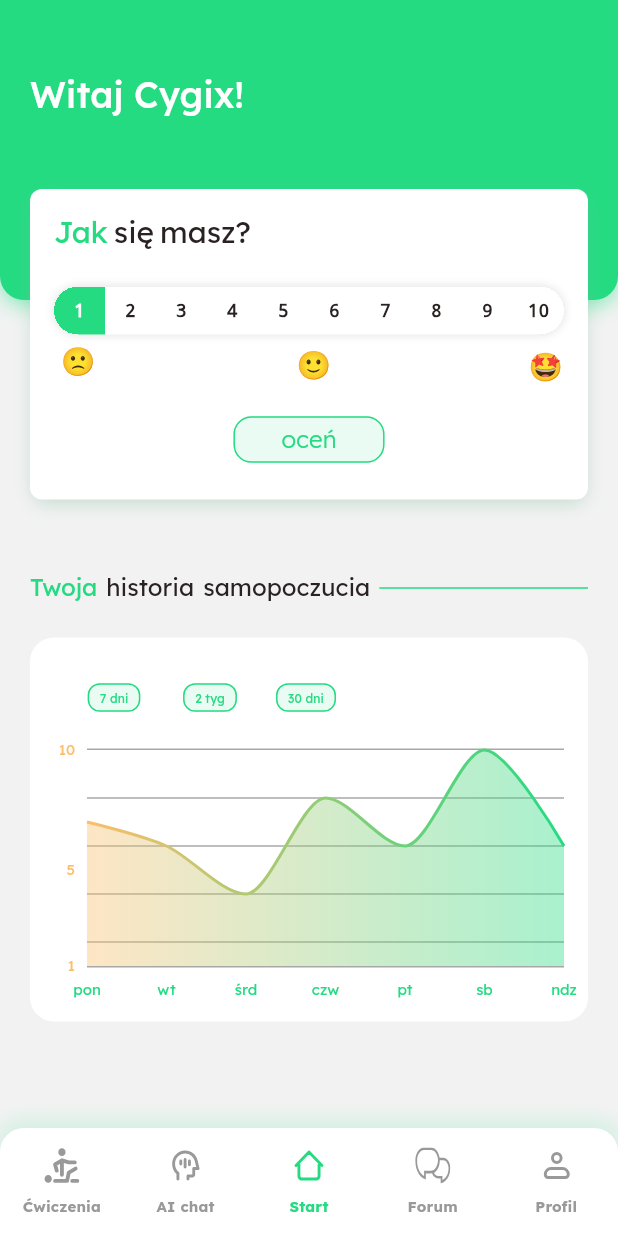
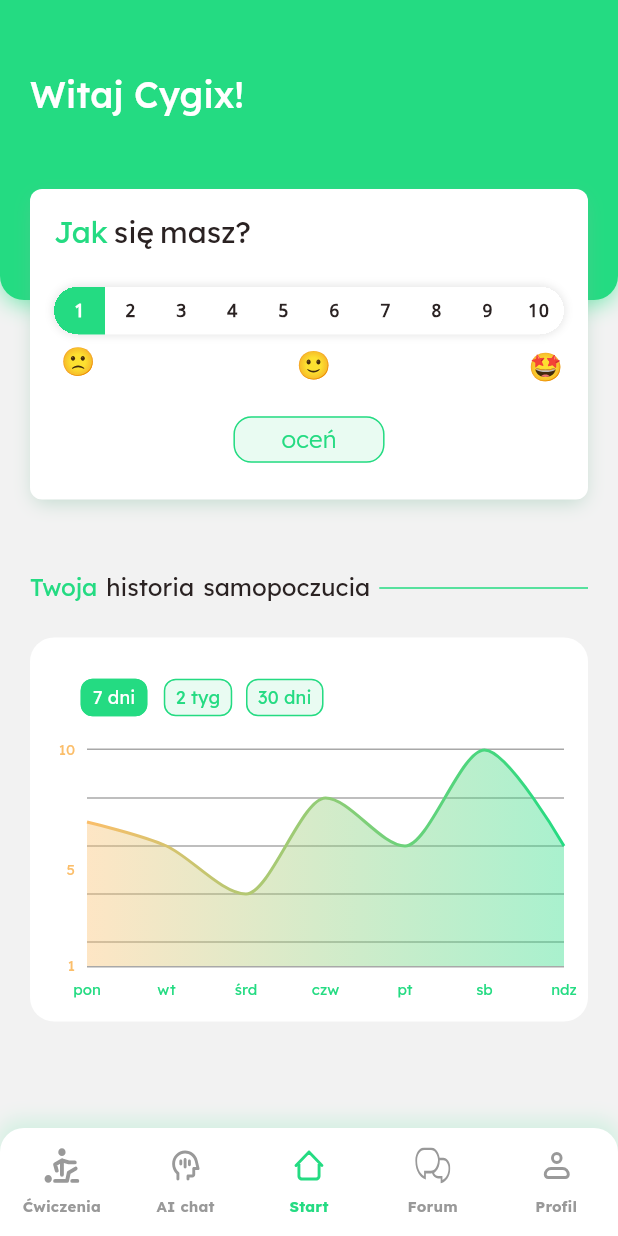
Before and after one commit to xSmilO/JakSieMasz, a Flutter app: the screen it shows after launch, on a phone screen of 412 x 824 dp. Run offline on Flutter 3.47's test engine with Material 3 defaults, Android fonts, the light colour scheme and no system bars; drawn by our look-alikes of fl_chart; our stand-ins replace flutter_svg, go_router.

Commit message:
added timespan buttons

```diff
--- a/lib/UI/Home/RateChart/rate_chart_container_widget.dart
+++ b/lib/UI/Home/RateChart/rate_chart_container_widget.dart
@@ -1,6 +1,7 @@
 import 'package:flutter/material.dart';
 import 'package:jak_sie_masz/UI/Home/RateChart/timespans_widget.dart';
 import 'package:jak_sie_masz/UI/Home/RateChart/rate_chart_widget.dart';
+import 'package:provider/provider.dart';
 
 class RateChartContainerWidget extends StatelessWidget {
   const RateChartContainerWidget({super.key});
@@ -19,7 +20,9 @@ class RateChartContainerWidget extends StatelessWidget {
         padding: const EdgeInsets.all(16.0),
         child: Column(
           children: [
-            TimespansWidget(),
+            TimespansWidget(
+              viewmodel: context.read(),
+            ),
             Expanded(child: RateChartWidget()),
           ],
         ),
--- a/lib/UI/Home/RateChart/timespan_button_widget.dart
+++ b/lib/UI/Home/RateChart/timespan_button_widget.dart
@@ -2,18 +2,29 @@ import 'package:flutter/material.dart';
 import 'package:jak_sie_masz/Styles/styles.dart';
 
 class TimespanButtonWidget extends StatelessWidget {
-  const TimespanButtonWidget({super.key, required this.label});
+  const TimespanButtonWidget(
+      {super.key,
+      required this.id,
+      required this.label,
+      required this.setId,
+      required this.selectedId});
+  final int id;
+  final int selectedId;
   final String label;
+  final Function(int id) setId;
 
   @override
   Widget build(BuildContext context) {
     return TextButton(
         onPressed: () {
           print("change chart data");
+          setId(id);
         },
         style: ButtonStyle(
             alignment: Alignment.center,
-            backgroundColor: WidgetStatePropertyAll(Styles.primaryColor100),
+            backgroundColor: WidgetStatePropertyAll(selectedId == id
+                ? Styles.primaryColor500
+                : Styles.primaryColor100),
             padding: WidgetStatePropertyAll(EdgeInsets.zero),
             shape: WidgetStatePropertyAll(
               RoundedRectangleBorder(
@@ -38,8 +49,8 @@ class TimespanButtonWidget extends StatelessWidget {
             label,
             style: TextStyle(
               fontFamily: Styles.fontFamily,
-              color: Styles.primaryColor500,
-              fontSize: 8,
+              color: selectedId == id ? Colors.white : Styles.primaryColor500,
+              fontSize: 12,
               fontWeight: FontWeight.normal,
             ),
           ),
--- a/lib/UI/Home/RateChart/timespans_widget.dart
+++ b/lib/UI/Home/RateChart/timespans_widget.dart
@@ -1,27 +1,40 @@
 import 'package:flutter/material.dart';
 import 'package:jak_sie_masz/UI/Home/RateChart/timespan_button_widget.dart';
+import 'package:jak_sie_masz/UI/Home/viewmodels/rate_chart_viewmodel.dart';
+import 'package:provider/provider.dart';
 
 class TimespansWidget extends StatelessWidget {
-  const TimespansWidget({super.key});
+  const TimespansWidget({super.key, required this.viewmodel});
+  final RateChartViewmodel viewmodel;
 
   @override
   Widget build(BuildContext context) {
     return Padding(
         padding: const EdgeInsets.symmetric(horizontal: 16),
-      child: Row(
-        spacing: 16,
+        child: Consumer<RateChartViewmodel>(
+          builder: (context, value, child) => Row(
+            spacing: 8,
             children: [
               TimespanButtonWidget(
+                id: 0,
+                setId: value.setTimespan,
+                selectedId: value.activeTimespanId,
                 label: '7 dni',
               ),
               TimespanButtonWidget(
+                id: 1,
+                selectedId: value.activeTimespanId,
+                setId: value.setTimespan,
                 label: '2 tyg',
               ),
               TimespanButtonWidget(
+                id: 2,
+                selectedId: value.activeTimespanId,
+                setId: value.setTimespan,
                 label: '30 dni',
               ),
             ],
           ),
-    );
+        ));
   }
 }
--- /dev/null
+++ b/lib/UI/Home/viewmodels/rate_chart_viewmodel.dart
@@ -0,0 +1,10 @@
+import 'package:flutter/material.dart';
+
+class RateChartViewmodel extends ChangeNotifier {
+  int activeTimespanId = 0;
+
+  void setTimespan(int id) {
+    activeTimespanId = id;
+    notifyListeners();
+  }
+}
--- a/lib/main.dart
+++ b/lib/main.dart
@@ -3,6 +3,7 @@ import 'package:jak_sie_masz/Data/navigation_service.dart';
 import 'package:jak_sie_masz/Data/rate_slider_repository.dart';
 import 'package:jak_sie_masz/Data/user_repository.dart';
 import 'package:jak_sie_masz/Styles/styles.dart';
+import 'package:jak_sie_masz/UI/Home/viewmodels/rate_chart_viewmodel.dart';
 import 'package:jak_sie_masz/UI/Home/viewmodels/rate_slider_viewmodel.dart';
 import 'package:jak_sie_masz/UI/Profile/viewmodels/profile_viewmodel.dart';
 import 'package:jak_sie_masz/UI/Shared/widgets/viewmodels/navigation_viewmodel.dart';
@@ -33,6 +34,9 @@ void main() {
           create: (context) =>
               RateSliderViewmodel(rateSliderRepository: context.read()),
         ),
+        ChangeNotifierProvider(
+          create: (context) => RateChartViewmodel(),
+        )
       ],
       child: MainApp(),
     ),
```
Lines whose indentation alone changed are shown as unchanged.
